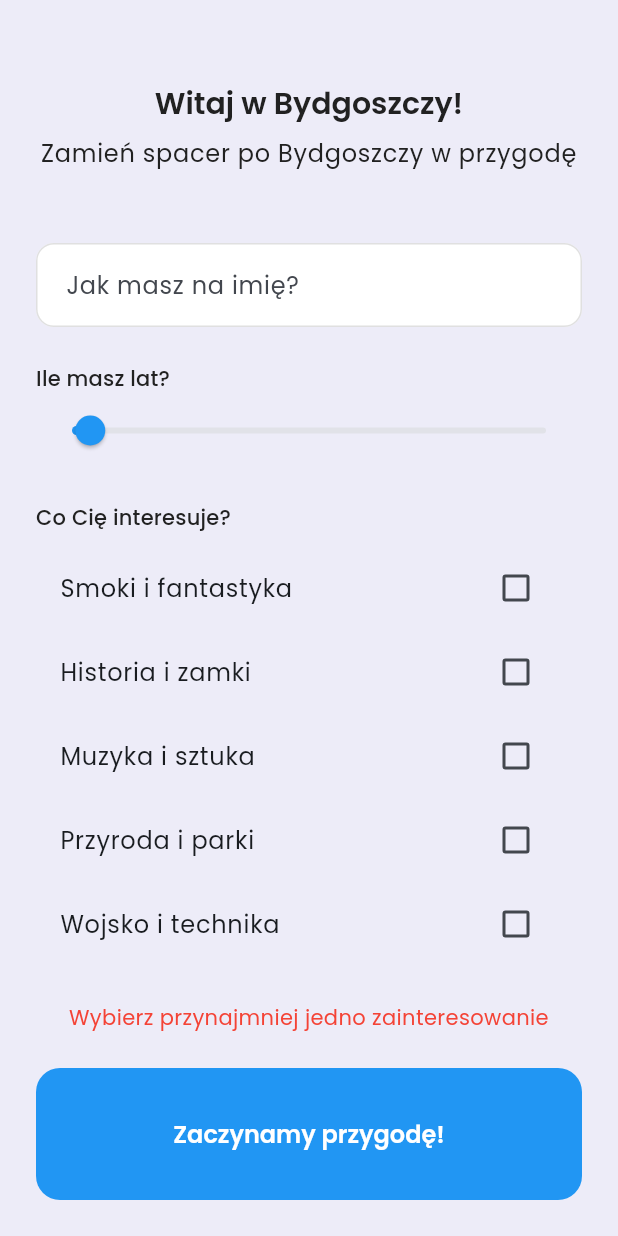
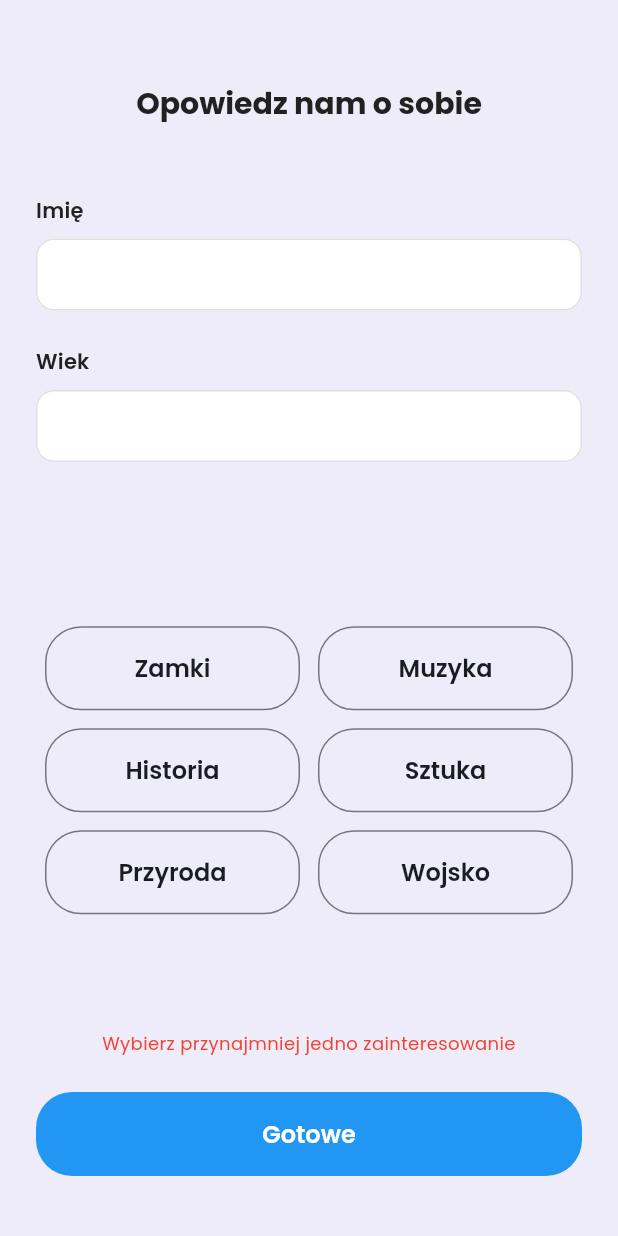
Before and after one commit to dawidope/bydgoszcz-mobile, a Flutter app: the OnboardingPage screen opened by its route, on a phone screen of 412 x 824 dp. Run offline on Flutter 3.47's test engine with Material 3 defaults, Android fonts, the light colour scheme and no system bars; our stand-ins replace dio, equatable, flutter_bloc, flutter_dotenv, freezed_annotation, get_it and 2 more; accounts and stored records are empty.

Commit message:
Onboarding

```diff
--- a/lib/core/constants/app_constants.dart
+++ b/lib/core/constants/app_constants.dart
@@ -9,10 +9,11 @@ class AppConstants {
   static const int minRouteStops = 2;
 
   static const List<String> availableInterests = [
-    'Smoki i fantastyka',
-    'Historia i zamki',
-    'Muzyka i sztuka',
-    'Przyroda i parki',
-    'Wojsko i technika',
+    'Zamki',
+    'Muzyka',
+    'Historia',
+    'Sztuka',
+    'Przyroda',
+    'Wojsko',
   ];
 }
--- a/lib/core/theme/app_theme.dart
+++ b/lib/core/theme/app_theme.dart
@@ -162,7 +162,7 @@ class AppTheme {
         ),
         contentPadding: const EdgeInsets.symmetric(
           horizontal: 16,
-          vertical: 16,
+          vertical: 12,
         ),
       ),
 
--- a/lib/presentation/pages/onboarding/onboarding_page.dart
+++ b/lib/presentation/pages/onboarding/onboarding_page.dart
@@ -15,12 +15,13 @@ class OnboardingPage extends StatefulWidget {
 class _OnboardingPageState extends State<OnboardingPage> {
   final _formKey = GlobalKey<FormState>();
   final _nameController = TextEditingController();
-  int _age = 10;
+  final _ageController = TextEditingController();
   final Set<String> _selectedInterests = {};
 
   @override
   void dispose() {
     _nameController.dispose();
+    _ageController.dispose();
     super.dispose();
   }
 
@@ -28,7 +29,7 @@ class _OnboardingPageState extends State<OnboardingPage> {
     if (_formKey.currentState!.validate() && _selectedInterests.isNotEmpty) {
       final profile = UserProfile(
         name: _nameController.text.trim(),
-        age: _age,
+        age: int.tryParse(_ageController.text.trim()) ?? 10,
         interests: _selectedInterests.toList(),
       );
 
@@ -50,21 +51,24 @@ class _OnboardingPageState extends State<OnboardingPage> {
               children: [
                 const SizedBox(height: 32),
                 Text(
-                  'Witaj w Bydgoszczy!',
-                  style: Theme.of(context).textTheme.headlineMedium,
-                  textAlign: TextAlign.center,
-                ),
-                const SizedBox(height: 8),
-                Text(
-                  'Zamień spacer po Bydgoszczy w przygodę',
-                  style: Theme.of(context).textTheme.bodyLarge,
+                  'Opowiedz nam o sobie',
+                  style: Theme.of(context).textTheme.headlineMedium?.copyWith(
+                    fontWeight: FontWeight.bold,
+                  ),
                   textAlign: TextAlign.center,
                 ),
                 const SizedBox(height: 48),
+                // Imię field
+                Text(
+                  'Imię',
+                  style: Theme.of(context).textTheme.titleMedium?.copyWith(
+                    fontWeight: FontWeight.w600,
+                  ),
+                ),
+                const SizedBox(height: 8),
                 TextFormField(
                   controller: _nameController,
                   decoration: const InputDecoration(
-                    labelText: 'Jak masz na imię?',
                     border: OutlineInputBorder(),
                   ),
                   validator: (value) {
@@ -75,64 +79,102 @@ class _OnboardingPageState extends State<OnboardingPage> {
                   },
                 ),
                 const SizedBox(height: 24),
+                // Wiek field
                 Text(
-                  'Ile masz lat?',
-                  style: Theme.of(context).textTheme.titleMedium,
+                  'Wiek',
+                  style: Theme.of(context).textTheme.titleMedium?.copyWith(
+                    fontWeight: FontWeight.w600,
+                  ),
                 ),
-                Slider(
-                  value: _age.toDouble(),
-                  min: 7,
-                  max: 99,
-                  divisions: 92,
-                  label: '$_age lat',
-                  onChanged: (value) {
-                    setState(() {
-                      _age = value.toInt();
-                    });
+                const SizedBox(height: 8),
+                TextFormField(
+                  controller: _ageController,
+                  keyboardType: TextInputType.number,
+                  decoration: const InputDecoration(
+                    border: OutlineInputBorder(),
+                  ),
+                  validator: (value) {
+                    if (value == null || value.trim().isEmpty) {
+                      return 'Podaj swój wiek';
+                    }
+                    final age = int.tryParse(value.trim());
+                    if (age == null || age < 1 || age > 120) {
+                      return 'Podaj poprawny wiek';
+                    }
+                    return null;
                   },
                 ),
-                const SizedBox(height: 24),
-                Text(
-                  'Co Cię interesuje?',
-                  style: Theme.of(context).textTheme.titleMedium,
-                ),
-                const SizedBox(height: 8),
-                Expanded(
-                  child: ListView(
-                    children: AppConstants.availableInterests.map((interest) {
-                      return CheckboxListTile(
-                        title: Text(interest),
-                        value: _selectedInterests.contains(interest),
-                        onChanged: (checked) {
+                const SizedBox(height: 32),
+                // Zainteresowania section
+                const Spacer(),
+                Wrap(
+                  spacing: 12,
+                  runSpacing: 12,
+                  alignment: WrapAlignment.center,
+                  children: AppConstants.availableInterests.map((interest) {
+                    final isSelected = _selectedInterests.contains(interest);
+                    return SizedBox(
+                      width: (MediaQuery.of(context).size.width - 72) / 2,
+                      child: FilledButton(
+                        onPressed: () {
                           setState(() {
-                            if (checked == true) {
+                            if (isSelected) {
+                              _selectedInterests.remove(interest);
+                            } else {
                               _selectedInterests.add(interest);
-                            } else {
-                              _selectedInterests.remove(interest);
                             }
                           });
                         },
-                      );
-                    }).toList(),
-                  ),
+                        style: FilledButton.styleFrom(
+                          backgroundColor: isSelected
+                              ? Theme.of(context).colorScheme.primary
+                              : Colors.transparent,
+                          foregroundColor: isSelected
+                              ? Theme.of(context).colorScheme.onPrimary
+                              : Theme.of(context).colorScheme.onSurface,
+                          side: isSelected
+                              ? null
+                              : BorderSide(
+                                  color: Theme.of(context).colorScheme.outline,
+                                ),
+                          padding: const EdgeInsets.symmetric(
+                            horizontal: 24,
+                            vertical: 16,
+                          ),
+                          shape: RoundedRectangleBorder(
+                            borderRadius: BorderRadius.circular(24),
+                          ),
+                        ),
+                        child: Text(interest),
+                      ),
+                    );
+                  }).toList(),
                 ),
+                const Spacer(),
                 if (_selectedInterests.isEmpty)
                   const Padding(
                     padding: EdgeInsets.only(bottom: 8.0),
                     child: Text(
                       'Wybierz przynajmniej jedno zainteresowanie',
-                      style: TextStyle(color: Colors.red),
+                      style: TextStyle(color: Colors.red, fontSize: 12),
                       textAlign: TextAlign.center,
                     ),
                   ),
                 const SizedBox(height: 16),
                 FilledButton(
                   onPressed: _completeOnboarding,
-                  child: const Padding(
-                    padding: EdgeInsets.all(16.0),
-                    child: Text('Zaczynamy przygodę!'),
+                  style: FilledButton.styleFrom(
+                    padding: const EdgeInsets.symmetric(vertical: 16),
+                    shape: RoundedRectangleBorder(
+                      borderRadius: BorderRadius.circular(24),
+                    ),
+                  ),
+                  child: const Text(
+                    'Gotowe',
+                    style: TextStyle(fontSize: 16, fontWeight: FontWeight.w600),
                   ),
                 ),
+                const SizedBox(height: 16),
               ],
             ),
           ),
```
